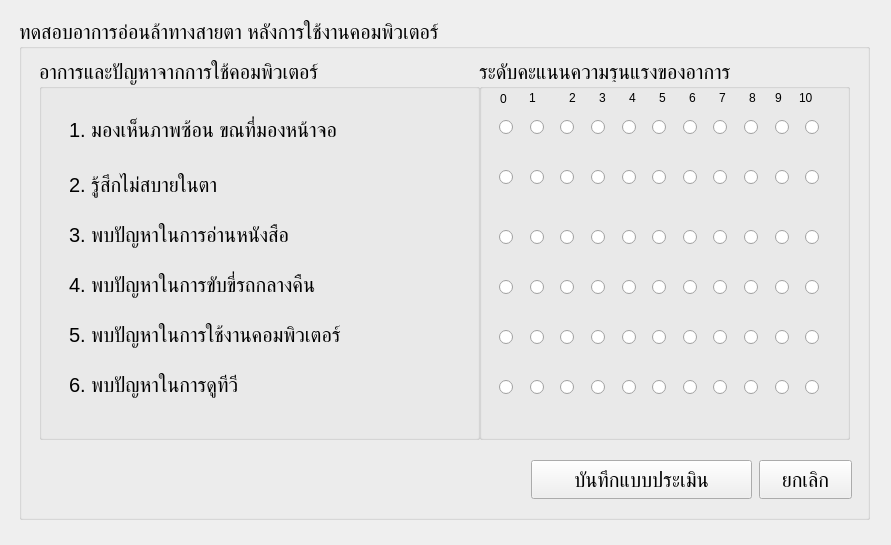
Qt form Test_form.ui (PupakornChutuad/NGEyeDetect) before a commit.
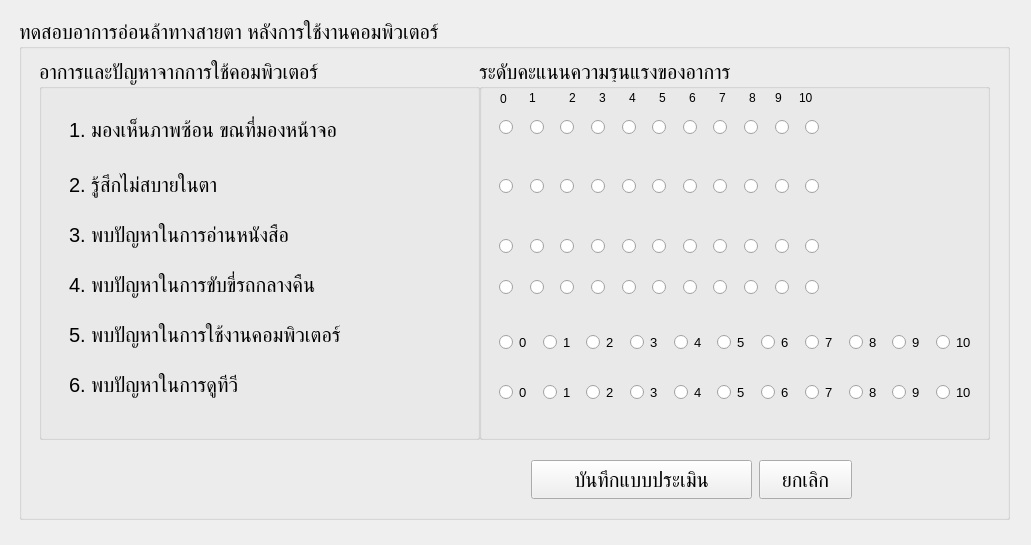
The same form after that commit.

```diff
--- a/Test_form.ui
+++ b/Test_form.ui
@@ -6,7 +6,7 @@
    <rect>
     <x>0</x>
     <y>0</y>
-    <width>891</width>
+    <width>1031</width>
     <height>545</height>
    </rect>
   </property>
@@ -18,7 +18,7 @@
     <rect>
      <x>19</x>
      <y>19</y>
-     <width>851</width>
+     <width>991</width>
      <height>501</height>
     </rect>
    </property>
@@ -126,7 +126,7 @@
      <rect>
       <x>460</x>
       <y>40</y>
-      <width>371</width>
+      <width>511</width>
       <height>381</height>
      </rect>
     </property>
@@ -301,7 +301,7 @@
        <x>20</x>
        <y>110</y>
        <width>331</width>
-       <height>18</height>
+       <height>36</height>
       </rect>
      </property>
      <layout class="QHBoxLayout" name="horizontalLayout_3">
@@ -390,12 +390,17 @@
        <x>20</x>
        <y>170</y>
        <width>331</width>
-       <height>18</height>
+       <height>36</height>
       </rect>
      </property>
      <layout class="QHBoxLayout" name="horizontalLayout_4">
       <item>
        <widget class="QRadioButton" name="radio30">
+        <property name="font">
+         <font>
+          <pointsize>10</pointsize>
+         </font>
+        </property>
         <property name="text">
          <string/>
         </property>
@@ -403,6 +408,11 @@
       </item>
       <item>
        <widget class="QRadioButton" name="radio31">
+        <property name="font">
+         <font>
+          <pointsize>10</pointsize>
+         </font>
+        </property>
         <property name="text">
          <string/>
         </property>
@@ -410,6 +420,11 @@
       </item>
       <item>
        <widget class="QRadioButton" name="radio32">
+        <property name="font">
+         <font>
+          <pointsize>10</pointsize>
+         </font>
+        </property>
         <property name="text">
          <string/>
         </property>
@@ -417,6 +432,11 @@
       </item>
       <item>
        <widget class="QRadioButton" name="radio33">
+        <property name="font">
+         <font>
+          <pointsize>10</pointsize>
+         </font>
+        </property>
         <property name="text">
          <string/>
         </property>
@@ -424,6 +444,11 @@
       </item>
       <item>
        <widget class="QRadioButton" name="radio34">
+        <property name="font">
+         <font>
+          <pointsize>10</pointsize>
+         </font>
+        </property>
         <property name="text">
          <string/>
         </property>
@@ -431,6 +456,11 @@
       </item>
       <item>
        <widget class="QRadioButton" name="radio35">
+        <property name="font">
+         <font>
+          <pointsize>10</pointsize>
+         </font>
+        </property>
         <property name="text">
          <string/>
         </property>
@@ -438,6 +468,11 @@
       </item>
       <item>
        <widget class="QRadioButton" name="radio36">
+        <property name="font">
+         <font>
+          <pointsize>10</pointsize>
+         </font>
+        </property>
         <property name="text">
          <string/>
         </property>
@@ -445,6 +480,11 @@
       </item>
       <item>
        <widget class="QRadioButton" name="radio37">
+        <property name="font">
+         <font>
+          <pointsize>10</pointsize>
+         </font>
+        </property>
         <property name="text">
          <string/>
         </property>
@@ -452,6 +492,11 @@
       </item>
       <item>
        <widget class="QRadioButton" name="radio38">
+        <property name="font">
+         <font>
+          <pointsize>10</pointsize>
+         </font>
+        </property>
         <property name="text">
          <string/>
         </property>
@@ -459,6 +504,11 @@
       </item>
       <item>
        <widget class="QRadioButton" name="radio39">
+        <property name="font">
+         <font>
+          <pointsize>10</pointsize>
+         </font>
+        </property>
         <property name="text">
          <string/>
         </property>
@@ -466,6 +516,11 @@
       </item>
       <item>
        <widget class="QRadioButton" name="radio310">
+        <property name="font">
+         <font>
+          <pointsize>10</pointsize>
+         </font>
+        </property>
         <property name="text">
          <string/>
         </property>
@@ -567,85 +622,140 @@
       <rect>
        <x>20</x>
        <y>270</y>
-       <width>331</width>
-       <height>18</height>
+       <width>477</width>
+       <height>27</height>
       </rect>
      </property>
      <layout class="QHBoxLayout" name="horizontalLayout_6">
       <item>
        <widget class="QRadioButton" name="radio50">
+        <property name="font">
+         <font>
+          <pointsize>10</pointsize>
+         </font>
+        </property>
         <property name="text">
-         <string/>
+         <string>0</string>
         </property>
        </widget>
       </item>
       <item>
        <widget class="QRadioButton" name="radio51">
+        <property name="font">
+         <font>
+          <pointsize>10</pointsize>
+         </font>
+        </property>
         <property name="text">
-         <string/>
+         <string>1</string>
         </property>
        </widget>
       </item>
       <item>
        <widget class="QRadioButton" name="radio52">
+        <property name="font">
+         <font>
+          <pointsize>10</pointsize>
+         </font>
+        </property>
         <property name="text">
-         <string/>
+         <string>2</string>
         </property>
        </widget>
       </item>
       <item>
        <widget class="QRadioButton" name="radio53">
+        <property name="font">
+         <font>
+          <pointsize>10</pointsize>
+         </font>
+        </property>
         <property name="text">
-         <string/>
+         <string>3</string>
         </property>
        </widget>
       </item>
       <item>
        <widget class="QRadioButton" name="radio54">
+        <property name="font">
+         <font>
+          <pointsize>10</pointsize>
+         </font>
+        </property>
         <property name="text">
-         <string/>
+         <string>4</string>
         </property>
        </widget>
       </item>
       <item>
        <widget class="QRadioButton" name="radio55">
+        <property name="font">
+         <font>
+          <pointsize>10</pointsize>
+         </font>
+        </property>
         <property name="text">
-         <string/>
+         <string>5</string>
         </property>
        </widget>
       </item>
       <item>
        <widget class="QRadioButton" name="radio56">
+        <property name="font">
+         <font>
+          <pointsize>10</pointsize>
+         </font>
+        </property>
         <property name="text">
-         <string/>
+         <string>6</string>
         </property>
        </widget>
       </item>
       <item>
        <widget class="QRadioButton" name="radio57">
+        <property name="font">
+         <font>
+          <pointsize>10</pointsize>
+         </font>
+        </property>
         <property name="text">
-         <string/>
+         <string>7</string>
         </property>
        </widget>
       </item>
       <item>
        <widget class="QRadioButton" name="radio58">
+        <property name="font">
+         <font>
+          <pointsize>10</pointsize>
+         </font>
+        </property>
         <property name="text">
-         <string/>
+         <string>8</string>
         </property>
        </widget>
       </item>
       <item>
        <widget class="QRadioButton" name="radio59">
+        <property name="font">
+         <font>
+          <pointsize>10</pointsize>
+         </font>
+        </property>
         <property name="text">
-         <string/>
+         <string>9</string>
         </property>
        </widget>
       </item>
       <item>
        <widget class="QRadioButton" name="radio510">
+        <property name="font">
+         <font>
+          <pointsize>10</pointsize>
+         </font>
+        </property>
         <property name="text">
-         <string/>
+         <string>10</string>
         </property>
        </widget>
       </item>
@@ -656,85 +766,140 @@
       <rect>
        <x>20</x>
        <y>320</y>
-       <width>331</width>
-       <height>18</height>
+       <width>477</width>
+       <height>27</height>
       </rect>
      </property>
      <layout class="QHBoxLayout" name="horizontalLayout_7">
       <item>
        <widget class="QRadioButton" name="radio60">
+        <property name="font">
+         <font>
+          <pointsize>10</pointsize>
+         </font>
+        </property>
         <property name="text">
-         <string/>
+         <string>0</string>
         </property>
        </widget>
       </item>
       <item>
        <widget class="QRadioButton" name="radio61">
+        <property name="font">
+         <font>
+          <pointsize>10</pointsize>
+         </font>
+        </property>
         <property name="text">
-         <string/>
+         <string>1</string>
         </property>
        </widget>
       </item>
       <item>
        <widget class="QRadioButton" name="radio62">
+        <property name="font">
+         <font>
+          <pointsize>10</pointsize>
+         </font>
+        </property>
         <property name="text">
-         <string/>
+         <string>2</string>
         </property>
        </widget>
       </item>
       <item>
        <widget class="QRadioButton" name="radio63">
+        <property name="font">
+         <font>
+          <pointsize>10</pointsize>
+         </font>
+        </property>
         <property name="text">
-         <string/>
+         <string>3</string>
         </property>
        </widget>
       </item>
       <item>
        <widget class="QRadioButton" name="radio64">
+        <property name="font">
+         <font>
+          <pointsize>10</pointsize>
+         </font>
+        </property>
         <property name="text">
-         <string/>
+         <string>4</string>
         </property>
        </widget>
       </item>
       <item>
        <widget class="QRadioButton" name="radio65">
+        <property name="font">
+         <font>
+          <pointsize>10</pointsize>
+         </font>
+        </property>
         <property name="text">
-         <string/>
+         <string>5</string>
         </property>
        </widget>
       </item>
       <item>
        <widget class="QRadioButton" name="radio66">
+        <property name="font">
+         <font>
+          <pointsize>10</pointsize>
+         </font>
+        </property>
         <property name="text">
-         <string/>
+         <string>6</string>
         </property>
        </widget>
       </item>
       <item>
        <widget class="QRadioButton" name="radio67">
+        <property name="font">
+         <font>
+          <pointsize>10</pointsize>
+         </font>
+        </property>
         <property name="text">
-         <string/>
+         <string>7</string>
         </property>
        </widget>
       </item>
       <item>
        <widget class="QRadioButton" name="radio68">
+        <property name="font">
+         <font>
+          <pointsize>10</pointsize>
+         </font>
+        </property>
         <property name="text">
-         <string/>
+         <string>8</string>
         </property>
        </widget>
       </item>
       <item>
        <widget class="QRadioButton" name="radio69">
+        <property name="font">
+         <font>
+          <pointsize>10</pointsize>
+         </font>
+        </property>
         <property name="text">
-         <string/>
+         <string>9</string>
         </property>
        </widget>
       </item>
       <item>
        <widget class="QRadioButton" name="radio610">
+        <property name="font">
+         <font>
+          <pointsize>10</pointsize>
+         </font>
+        </property>
         <property name="text">
-         <string/>
+         <string>10</string>
         </property>
        </widget>
       </item>
@@ -758,7 +923,7 @@
       <string>6</string>
      </property>
     </widget>
-    <widget class="QWidget" name="">
+    <widget class="QWidget" name="layoutWidget">
      <property name="geometry">
       <rect>
        <x>20</x>
```
Left out of the diff: 55 changed lines with no effect on the pictures.
